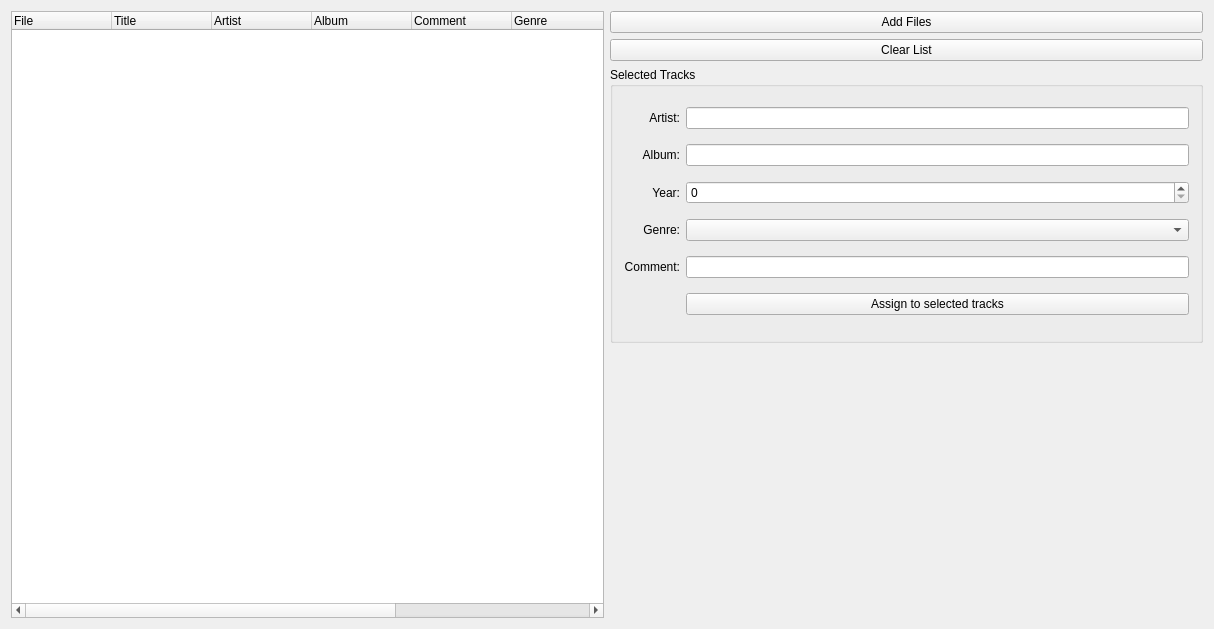
This is encodefile.ui in KDE/kaudiocreator as Qt 5 draws it before an edit. The edited form follows.
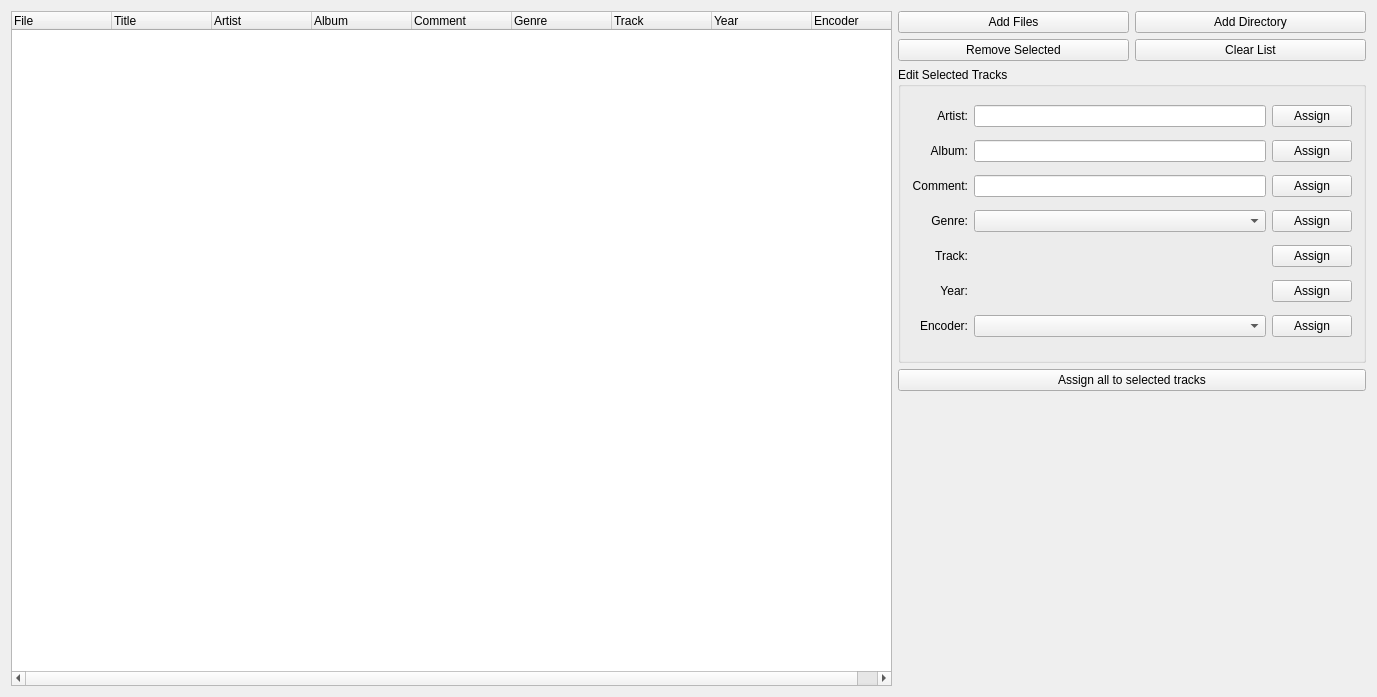
This is the edited form. Custom widgets are drawn as their Qt base class.

Commit message: Missing pieces of last commit

```diff
--- a/encodefile.ui
+++ b/encodefile.ui
@@ -5,8 +5,8 @@
    <rect>
     <x>0</x>
     <y>0</y>
-    <width>1214</width>
-    <height>629</height>
+    <width>1377</width>
+    <height>697</height>
    </rect>
   </property>
   <property name="sizePolicy" >
@@ -15,8 +15,8 @@
     <verstretch>0</verstretch>
    </sizepolicy>
   </property>
-  <layout class="QHBoxLayout" name="horizontalLayout" >
-   <item>
+  <layout class="QGridLayout" name="gridLayout_2" >
+   <item rowspan="5" row="0" column="0" >
     <widget class="QTreeWidget" name="fileList" >
      <property name="focusPolicy" >
       <enum>Qt::StrongFocus</enum>
@@ -77,9 +77,7 @@
      </column>
     </widget>
    </item>
-   <item>
-    <layout class="QVBoxLayout" name="verticalLayout" >
-     <item>
+   <item row="0" column="1" >
       <widget class="QPushButton" name="addFilesButton" >
        <property name="focusPolicy" >
         <enum>Qt::ClickFocus</enum>
@@ -89,14 +87,28 @@
        </property>
       </widget>
      </item>
-     <item>
+   <item row="0" column="2" >
+    <widget class="QPushButton" name="addDirectoryButton" >
+     <property name="text" >
+      <string>Add Directory</string>
+     </property>
+    </widget>
+   </item>
+   <item row="1" column="1" >
+    <widget class="QPushButton" name="removeSelectedButton" >
+     <property name="text" >
+      <string>Remove Selected</string>
+     </property>
+    </widget>
+   </item>
+   <item row="1" column="2" >
       <widget class="QPushButton" name="clearButton" >
        <property name="text" >
         <string>Clear List</string>
        </property>
       </widget>
      </item>
-     <item>
+   <item row="2" column="1" colspan="2" >
       <widget class="QGroupBox" name="groupBox1" >
        <property name="sizePolicy" >
         <sizepolicy vsizetype="MinimumExpanding" hsizetype="MinimumExpanding" >
@@ -105,7 +117,7 @@
         </sizepolicy>
        </property>
        <property name="title" >
-        <string>Selected Tracks</string>
+      <string>Edit Selected Tracks</string>
        </property>
        <layout class="QGridLayout" name="gridLayout" >
         <item row="0" column="0" >
@@ -121,6 +133,13 @@
         <item row="0" column="1" >
          <widget class="QLineEdit" name="artist" />
         </item>
+      <item row="0" column="2" >
+       <widget class="QPushButton" name="assignArtistButton" >
+        <property name="text" >
+         <string>Assign</string>
+        </property>
+       </widget>
+      </item>
         <item row="1" column="0" >
          <widget class="QLabel" name="TextLabel6" >
           <property name="text" >
@@ -134,10 +153,17 @@
         <item row="1" column="1" >
          <widget class="QLineEdit" name="album" />
         </item>
+      <item row="1" column="2" >
+       <widget class="QPushButton" name="assignAlbumButton" >
+        <property name="text" >
+         <string>Assign</string>
+        </property>
+       </widget>
+      </item>
         <item row="2" column="0" >
-         <widget class="QLabel" name="TextLabel7" >
+       <widget class="QLabel" name="textLabel1" >
           <property name="text" >
-           <string>Year:</string>
+         <string>Comment:</string>
           </property>
           <property name="alignment" >
            <set>Qt::AlignRight|Qt::AlignTrailing|Qt::AlignVCenter</set>
@@ -145,9 +171,12 @@
          </widget>
         </item>
         <item row="2" column="1" >
-         <widget class="QSpinBox" name="year" >
-          <property name="maximum" >
-           <number>99999</number>
+       <widget class="QLineEdit" name="comment" />
+      </item>
+      <item row="2" column="2" >
+       <widget class="QPushButton" name="assignCommentButton" >
+        <property name="text" >
+         <string>Assign</string>
           </property>
          </widget>
         </item>
@@ -162,12 +191,19 @@
          </widget>
         </item>
         <item row="3" column="1" >
-         <widget class="QComboBox" name="genre" />
+       <widget class="KComboBox" name="genre" />
+      </item>
+      <item row="3" column="2" >
+       <widget class="QPushButton" name="assignGenreButton" >
+        <property name="text" >
+         <string>Assign</string>
+        </property>
+       </widget>
         </item>
         <item row="4" column="0" >
-         <widget class="QLabel" name="textLabel1" >
+       <widget class="QLabel" name="label" >
           <property name="text" >
-           <string>Comment:</string>
+         <string>Track:</string>
           </property>
           <property name="alignment" >
            <set>Qt::AlignRight|Qt::AlignTrailing|Qt::AlignVCenter</set>
@@ -175,19 +211,66 @@
          </widget>
         </item>
         <item row="4" column="1" >
-         <widget class="QLineEdit" name="comment" />
+       <widget class="KIntNumInput" name="kintnuminput" />
+      </item>
+      <item row="4" column="2" >
+       <widget class="QPushButton" name="assignTrackButton" >
+        <property name="text" >
+         <string>Assign</string>
+        </property>
+       </widget>
+      </item>
+      <item row="5" column="0" >
+       <widget class="QLabel" name="TextLabel7" >
+        <property name="text" >
+         <string>Year:</string>
+        </property>
+        <property name="alignment" >
+         <set>Qt::AlignRight|Qt::AlignTrailing|Qt::AlignVCenter</set>
+        </property>
+       </widget>
         </item>
         <item row="5" column="1" >
-         <widget class="QPushButton" name="assignButton" >
+       <widget class="KIntNumInput" name="year" />
+      </item>
+      <item row="5" column="2" >
+       <widget class="QPushButton" name="assignYearButton" >
           <property name="text" >
-           <string>Assign to selected tracks</string>
+         <string>Assign</string>
+        </property>
+       </widget>
+      </item>
+      <item row="6" column="0" >
+       <widget class="QLabel" name="label_2" >
+        <property name="text" >
+         <string>Encoder:</string>
+        </property>
+        <property name="alignment" >
+         <set>Qt::AlignRight|Qt::AlignTrailing|Qt::AlignVCenter</set>
+        </property>
+       </widget>
+      </item>
+      <item row="6" column="1" >
+       <widget class="KComboBox" name="encoder" />
+      </item>
+      <item row="6" column="2" >
+       <widget class="QPushButton" name="assignEncoderButton" >
+        <property name="text" >
+         <string>Assign</string>
           </property>
          </widget>
         </item>
        </layout>
       </widget>
      </item>
-     <item>
+   <item row="3" column="1" colspan="2" >
+    <widget class="QPushButton" name="assignAllButton" >
+     <property name="text" >
+      <string>Assign all to selected tracks</string>
+     </property>
+    </widget>
+   </item>
+   <item row="4" column="1" colspan="2" >
       <spacer name="verticalSpacer" >
        <property name="orientation" >
         <enum>Qt::Vertical</enum>
@@ -201,11 +284,21 @@
       </spacer>
      </item>
     </layout>
-   </item>
-  </layout>
  </widget>
  <layoutdefault spacing="6" margin="11" />
  <pixmapfunction>qPixmapFromMimeSource</pixmapfunction>
+ <customwidgets>
+  <customwidget>
+   <class>KComboBox</class>
+   <extends>QComboBox</extends>
+   <header>kcombobox.h</header>
+  </customwidget>
+  <customwidget>
+   <class>KIntNumInput</class>
+   <extends>QWidget</extends>
+   <header>knuminput.h</header>
+  </customwidget>
+ </customwidgets>
  <tabstops>
   <tabstop>artist</tabstop>
   <tabstop>album</tabstop>
```
Left out of the diff: 4 changed lines with no effect on the pictures. Lines whose indentation alone changed are shown as unchanged. The commit also changes 2 other files.
